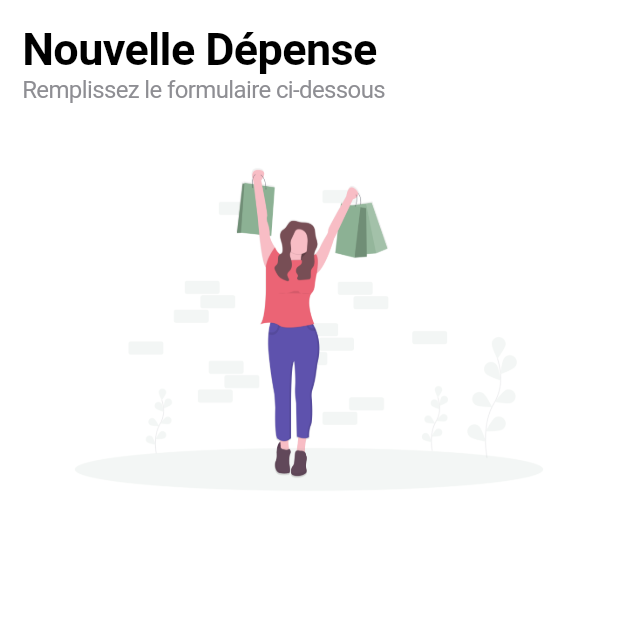
After one commit to thomaslenaour/expenses, a Flutter app: the AddExpenseScreen screen opened directly, on a phone screen of 412 x 824 dp, the top half of it. The commit adds this screen. Run offline on Flutter 3.47's test engine with Material 2 defaults, Android fonts, the phone set to English and light mode, and no system bars; drawn by our look-alikes of modal_bottom_sheet; our stand-ins replace cloud_firestore, firebase_core, hexcolor; accounts and stored records are empty; network calls fail.

Commit message:
add expense form

```diff
--- /dev/null
+++ b/expenses/lib/screens/add_expense.dart
@@ -0,0 +1,46 @@
+import 'package:flutter/cupertino.dart';
+import 'package:expenses/models/expense.dart';
+import 'package:modal_bottom_sheet/modal_bottom_sheet.dart';
+import 'package:provider/provider.dart';
+
+// expenseModel.getExpenses[0].price.toString()
+//AddButton("assets/images/finance_graph.png", "Nouvelle Dépense")
+class AddExpenseScreen extends StatelessWidget {
+  @override
+  Widget build(BuildContext context) {
+
+    return CupertinoScaffold(
+      transitionBackgroundColor: CupertinoColors.white,
+      body: SingleChildScrollView(
+        padding: EdgeInsets.symmetric(horizontal: 15.0, vertical: 15.0),
+        child: Container(
+          color: CupertinoColors.white,
+          child: Column(
+            crossAxisAlignment: CrossAxisAlignment.stretch,
+            children: [
+              Text(
+                'Nouvelle Dépense',
+                style: TextStyle(
+                  fontSize: 30.0,
+                  fontWeight: FontWeight.w700,
+                ),
+              ),
+              Text(
+                'Remplissez le formulaire ci-dessous',
+                style: TextStyle(
+                  fontSize: 16.0,
+                  fontWeight: FontWeight.w400,
+                  color: CupertinoColors.systemGrey
+                ),
+              ),
+              Padding(padding: EdgeInsets.symmetric(horizontal: 15.0, vertical: 10.0),),
+              Image.asset("assets/images/shop.png",
+              fit: BoxFit.cover),
+
+            ],
+          ),
+        ),
+      ),
+    );
+  }
+}
--- a/expenses/pubspec.yaml
+++ b/expenses/pubspec.yaml
@@ -27,6 +27,7 @@ dependencies:
   cloud_firestore: '^0.14.1+3'
   intl: ^0.16.1
   hexcolor: ^1.0.6
+  modal_bottom_sheet: ^0.2.2
   provider:
 
   # The following adds the Cupertino Icons font to your application.
```
Also changed, not shown: expenses/lib/models/category.dart (+5 -4 lines), expenses/lib/screens/add.dart (+21 -18 lines), expenses/lib/widgets/expense_form.dart (added, +125 -0 lines), expenses/pubspec.lock, 1 other file.
